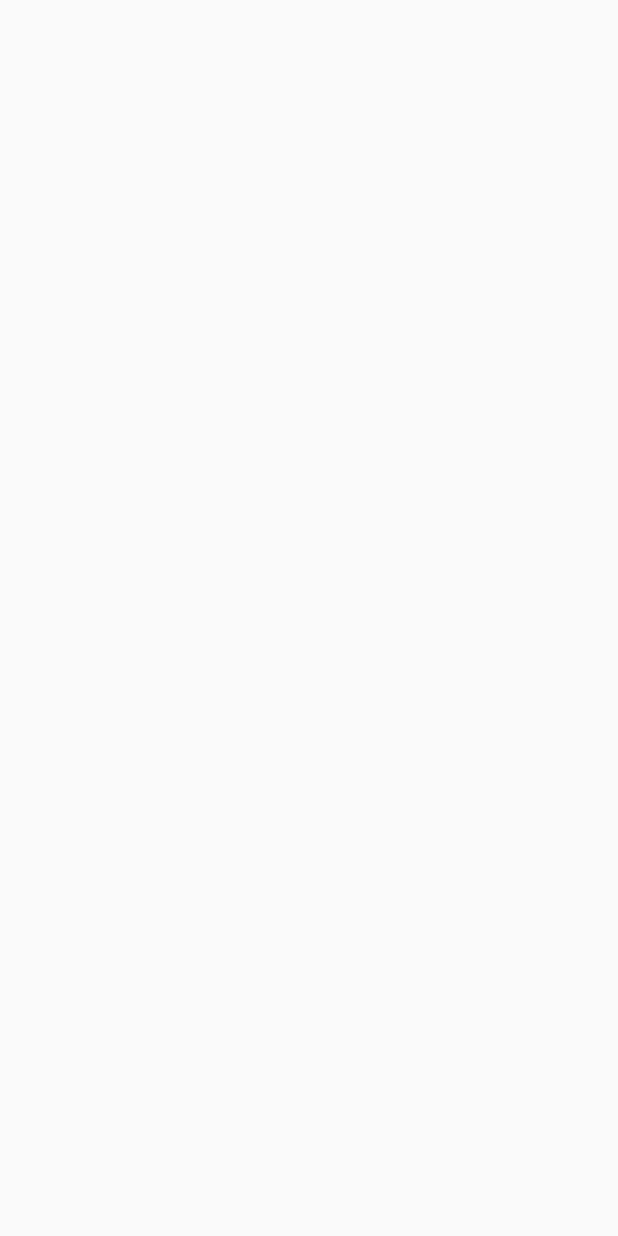
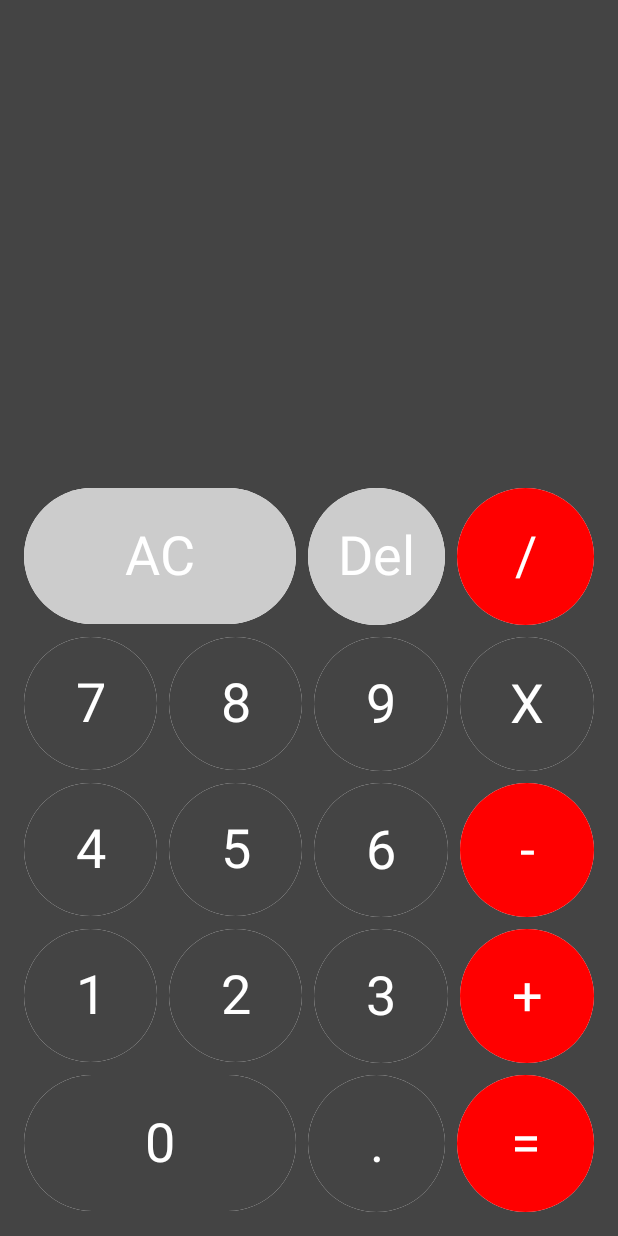
Before and after one commit to benjiesinzore/Calculator, an Android app built with Jetpack Compose: the screen it shows after launch (MainActivity), on a phone screen of 412 x 824 dp. Before the commit the screen is empty. Run offline under Robolectric (Android 15) with nearby library versions, the phone set to English and light mode, and no system bars.

Commit message:
UI Implementation.

```diff
--- a/app/build.gradle
+++ b/app/build.gradle
@@ -4,12 +4,12 @@ plugins {
 }
 
 android {
-    compileSdk 32
+    compileSdk 33
 
     defaultConfig {
         applicationId "com.benjaminsinzore.calculator"
         minSdk 21
-        targetSdk 32
+        targetSdk 33
         versionCode 1
         versionName "1.0"
 
@@ -47,7 +47,7 @@ android {
 
 dependencies {
 
-    implementation 'androidx.core:core-ktx:1.9.0'
+    implementation 'androidx.core:core-ktx:1.7.0'
     implementation "androidx.compose.ui:ui:$compose_version"
     implementation "androidx.compose.material:material:$compose_version"
     implementation "androidx.compose.ui:ui-tooling-preview:$compose_version"
--- a/app/src/main/java/com/benjaminsinzore/calculator/MainActivity.kt
+++ b/app/src/main/java/com/benjaminsinzore/calculator/MainActivity.kt
@@ -3,16 +3,21 @@ package com.benjaminsinzore.calculator
 import android.os.Bundle
 import androidx.activity.ComponentActivity
 import androidx.activity.compose.setContent
+import androidx.compose.foundation.background
 import androidx.compose.foundation.layout.fillMaxSize
+import androidx.compose.foundation.layout.padding
 import androidx.compose.material.MaterialTheme
 import androidx.compose.material.Surface
 import androidx.compose.material.Text
 import androidx.compose.runtime.Composable
 import androidx.compose.ui.Modifier
+import androidx.compose.ui.graphics.Color
+import androidx.compose.ui.input.key.Key.Companion.Calculator
 import androidx.compose.ui.tooling.preview.Preview
 import androidx.compose.ui.unit.dp
 import androidx.lifecycle.viewmodel.compose.viewModel
 import com.benjaminsinzore.calculator.ViewModel.CalculatorViewModel
+import com.benjaminsinzore.calculator.composibles.Calculator
 import com.benjaminsinzore.calculator.ui.theme.CalculatorTheme
 
 class MainActivity : ComponentActivity() {
@@ -24,6 +29,15 @@ class MainActivity : ComponentActivity() {
                 val state = viewModel.state
                 val buttonSpacing = 8.dp
 
+                Calculator(
+                    state = state,
+                    bottomSpacing = buttonSpacing,
+                    onAction = viewModel::onAction,
+                    modifier = Modifier
+                        .fillMaxSize()
+                        .background(Color.DarkGray)
+                        .padding(16.dp)
+                )
             }
         }
     }
--- a/app/src/main/java/com/benjaminsinzore/calculator/ViewModel/CalculatorViewModel.kt
+++ b/app/src/main/java/com/benjaminsinzore/calculator/ViewModel/CalculatorViewModel.kt
@@ -1,12 +1,48 @@
 package com.benjaminsinzore.calculator.ViewModel
 
+import android.media.session.PlaybackState
 import androidx.compose.runtime.getValue
 import androidx.compose.runtime.mutableStateOf
 import androidx.compose.runtime.setValue
 import androidx.lifecycle.ViewModel
+import com.benjaminsinzore.calculator.actions.CalculatorActions
+import com.benjaminsinzore.calculator.operation.CalculatorOperation
 import com.benjaminsinzore.calculator.state.CalculatorState
 
 class CalculatorViewModel: ViewModel() {
     var state by mutableStateOf(CalculatorState())
     private set
+
+    fun onAction(action: CalculatorActions){
+
+        when(action){
+            is CalculatorActions.Number -> enterNumber(action.number)
+            is CalculatorActions.Decimal -> enterDecimal()
+            is CalculatorActions.Clear -> state = CalculatorState()
+            is CalculatorActions.Operation -> enterOperation(action.operation)
+            is CalculatorActions.Calculate -> performCalculation()
+            is CalculatorActions.Delete -> performDeletion()
+        }
+    }
+
+    private fun performDeletion() {
+        TODO("Not yet implemented")
+    }
+
+    private fun performCalculation() {
+        TODO("Not yet implemented")
+    }
+
+    private fun enterOperation(operation: CalculatorOperation) {
+        TODO("Not yet implemented")
+
+    }
+
+    private fun enterDecimal() {
+        TODO("Not yet implemented")
+    }
+
+    private fun enterNumber(number: Int) {
+        TODO("Not yet implemented")
+    }
 }
--- a/app/src/main/java/com/benjaminsinzore/calculator/composibles/Calculator.kt
+++ b/app/src/main/java/com/benjaminsinzore/calculator/composibles/Calculator.kt
@@ -1,14 +1,296 @@
 package com.benjaminsinzore.calculator.composibles
 
+import androidx.compose.foundation.background
+import androidx.compose.foundation.layout.*
+import androidx.compose.material.Text
 import androidx.compose.runtime.Composable
+import androidx.compose.ui.Alignment
 import androidx.compose.ui.Modifier
+import androidx.compose.ui.graphics.Color
+import androidx.compose.ui.text.font.FontWeight
+import androidx.compose.ui.text.style.TextAlign
+import androidx.compose.ui.tooling.preview.Preview
+import androidx.compose.ui.unit.Dp
+import androidx.compose.ui.unit.dp
+import androidx.compose.ui.unit.sp
+import com.benjaminsinzore.calculator.actions.CalculatorActions
+import com.benjaminsinzore.calculator.operation.CalculatorOperation
 import com.benjaminsinzore.calculator.state.CalculatorState
 
+
 @Composable
+@Preview
 fun Calculator(
     state: CalculatorState,
-    modifier: Modifier = Modifier
+    bottomSpacing: Dp,
+    modifier: Modifier = Modifier,
+    onAction: (CalculatorActions) -> Unit
 ) {
 
+    Box(modifier = modifier){
+        Column (
+            modifier = Modifier
+                .fillMaxWidth()
+                .align(Alignment.BottomCenter),
+            verticalArrangement = Arrangement.spacedBy(bottomSpacing)
+            ){
 
+            Text(
+                text = state.number1 + (state.operation ?: "") + state.number2,
+                textAlign = TextAlign.End,
+                modifier = Modifier
+                    .fillMaxWidth()
+                    .padding(vertical = 32.dp),
+                fontWeight = FontWeight.Light,
+                fontSize = 80.sp,
+                color = Color.White,
+                maxLines = 2
+            )
+
+            Row(
+                modifier = Modifier.fillMaxWidth(),
+                horizontalArrangement = Arrangement.spacedBy(bottomSpacing)
+            ){
+
+                CalculatorButton(
+                    symbol = "AC",
+                    modifier = Modifier
+                        .background(Color.LightGray)
+                        .aspectRatio(2f)
+                        .weight(2f),
+                onClick = {
+                    onAction(CalculatorActions.Clear)
+                }
+                )
+
+
+                CalculatorButton(
+                    symbol = "Del",
+                    modifier = Modifier
+                        .background(Color.LightGray)
+                        .aspectRatio(1f)
+                        .weight(1f),
+                    onClick = {
+                        onAction(CalculatorActions.Delete)
+                    }
+                )
+
+
+                CalculatorButton(
+                    symbol = "/",
+                    modifier = Modifier
+                        .background(Color.Red)
+                        .aspectRatio(1f)
+                        .weight(1f),
+                    onClick = {
+                        onAction(CalculatorActions.Operation(CalculatorOperation.Divide))
+                    }
+                )
+            }
+
+
+            Row(
+                modifier = Modifier.fillMaxWidth(),
+                horizontalArrangement = Arrangement.spacedBy(bottomSpacing)
+            ){
+
+                CalculatorButton(
+                    symbol = "7",
+                    modifier = Modifier
+                        .background(Color.DarkGray)
+                        .aspectRatio(1f)
+                        .weight(1f),
+                    onClick = {
+                        onAction(CalculatorActions.Number(7))
+                    }
+                )
+
+
+                CalculatorButton(
+                    symbol = "8",
+                    modifier = Modifier
+                        .background(Color.DarkGray)
+                        .aspectRatio(1f)
+                        .weight(1f),
+                    onClick = {
+                        onAction(CalculatorActions.Number(8))
+                    }
+                )
+
+
+                CalculatorButton(
+                    symbol = "9",
+                    modifier = Modifier
+                        .background(Color.DarkGray)
+                        .aspectRatio(1f)
+                        .weight(1f),
+                    onClick = {
+                        onAction(CalculatorActions.Number(9))
+                    }
+                )
+
+
+                CalculatorButton(
+                        symbol = "X",
+                    modifier = Modifier
+                        .background(Color.DarkGray)
+                        .aspectRatio(1f)
+                        .weight(1f),
+                    onClick = {
+                        onAction(CalculatorActions.Operation(CalculatorOperation.Multiply))
+                    }
+                )
+            }
+
+
+            Row(
+                modifier = Modifier.fillMaxWidth(),
+                horizontalArrangement = Arrangement.spacedBy(bottomSpacing)
+            ){
+
+                CalculatorButton(
+                    symbol = "4",
+                    modifier = Modifier
+                        .background(Color.DarkGray)
+                        .aspectRatio(1f)
+                        .weight(1f),
+                    onClick = {
+                        onAction(CalculatorActions.Number(4))
+                    }
+                )
+
+
+                CalculatorButton(
+                    symbol = "5",
+                    modifier = Modifier
+                        .background(Color.DarkGray)
+                        .aspectRatio(1f)
+                        .weight(1f),
+                    onClick = {
+                        onAction(CalculatorActions.Number(5))
+                    }
+                )
+
+
+                CalculatorButton(
+                    symbol = "6",
+                    modifier = Modifier
+                        .background(Color.DarkGray)
+                        .aspectRatio(1f)
+                        .weight(1f),
+                    onClick = {
+                        onAction(CalculatorActions.Number(6))
+                    }
+                )
+
+
+                CalculatorButton(
+                    symbol = "-",
+                    modifier = Modifier
+                        .background(Color.Red)
+                        .aspectRatio(1f)
+                        .weight(1f),
+                    onClick = {
+                        onAction(CalculatorActions.Operation(CalculatorOperation.Subtract))
+                    }
+                )
+            }
+
+
+            Row(
+                modifier = Modifier.fillMaxWidth(),
+                horizontalArrangement = Arrangement.spacedBy(bottomSpacing)
+            ){
+
+                CalculatorButton(
+                    symbol = "1",
+                    modifier = Modifier
+                        .background(Color.DarkGray)
+                        .aspectRatio(1f)
+                        .weight(1f),
+                    onClick = {
+                        onAction(CalculatorActions.Number(1))
+                    }
+                )
+
+
+                CalculatorButton(
+                    symbol = "2",
+                    modifier = Modifier
+                        .background(Color.DarkGray)
+                        .aspectRatio(1f)
+                        .weight(1f),
+                    onClick = {
+                        onAction(CalculatorActions.Number(2))
+                    }
+                )
+
+
+                CalculatorButton(
+                    symbol = "3",
+                    modifier = Modifier
+                        .background(Color.DarkGray)
+                        .aspectRatio(1f)
+                        .weight(1f),
+                    onClick = {
+                        onAction(CalculatorActions.Number(3))
+                    }
+                )
+
+
+                CalculatorButton(
+                    symbol = "+",
+                    modifier = Modifier
+                        .background(Color.Red)
+                        .aspectRatio(1f)
+                        .weight(1f),
+                    onClick = {
+                        onAction(CalculatorActions.Operation(CalculatorOperation.Add))
+                    }
+                )
+            }
+
+            Row(
+                modifier = Modifier.fillMaxWidth(),
+                horizontalArrangement = Arrangement.spacedBy(bottomSpacing)
+            ){
+
+                CalculatorButton(
+                    symbol = "0",
+                    modifier = Modifier
+                        .background(Color.DarkGray)
+                        .aspectRatio(2f)
+                        .weight(2f),
+                    onClick = {
+                        onAction(CalculatorActions.Number(0))
+                    }
+                )
+
+
+                CalculatorButton(
+                    symbol = ".",
+                    modifier = Modifier
+                        .background(Color.DarkGray)
+                        .aspectRatio(1f)
+                        .weight(1f),
+                    onClick = {
+                        onAction(CalculatorActions.Decimal)
+                    }
+                )
+
+
+                CalculatorButton(
+                    symbol = "=",
+                    modifier = Modifier
+                        .background(Color.Red)
+                        .aspectRatio(1f)
+                        .weight(1f),
+                    onClick = {
+                        onAction(CalculatorActions.Calculate)
+                    }
+                )
+
+            }
+        }
+    }
 }
--- a/app/src/main/java/com/benjaminsinzore/calculator/operation/CalculatorOperation.kt
+++ b/app/src/main/java/com/benjaminsinzore/calculator/operation/CalculatorOperation.kt
@@ -3,6 +3,6 @@ package com.benjaminsinzore.calculator.operation
 sealed class CalculatorOperation(val symbol: String) {
     object Add: CalculatorOperation("+")
     object Subtract: CalculatorOperation("-")
-    object Multiply: CalculatorOperation("x")
+    object Multiply: CalculatorOperation("X")
     object Divide: CalculatorOperation("/")
 }
--- a/build.gradle
+++ b/build.gradle
@@ -4,8 +4,8 @@ buildscript {
     }
 }// Top-level build file where you can add configuration options common to all sub-projects/modules.
 plugins {
-    id 'com.android.application' version '7.2.0' apply false
-    id 'com.android.library' version '7.2.0' apply false
+    id 'com.android.application' version '7.2.2' apply false
+    id 'com.android.library' version '7.2.2' apply false
     id 'org.jetbrains.kotlin.android' version '1.5.31' apply false
 }
 
```
